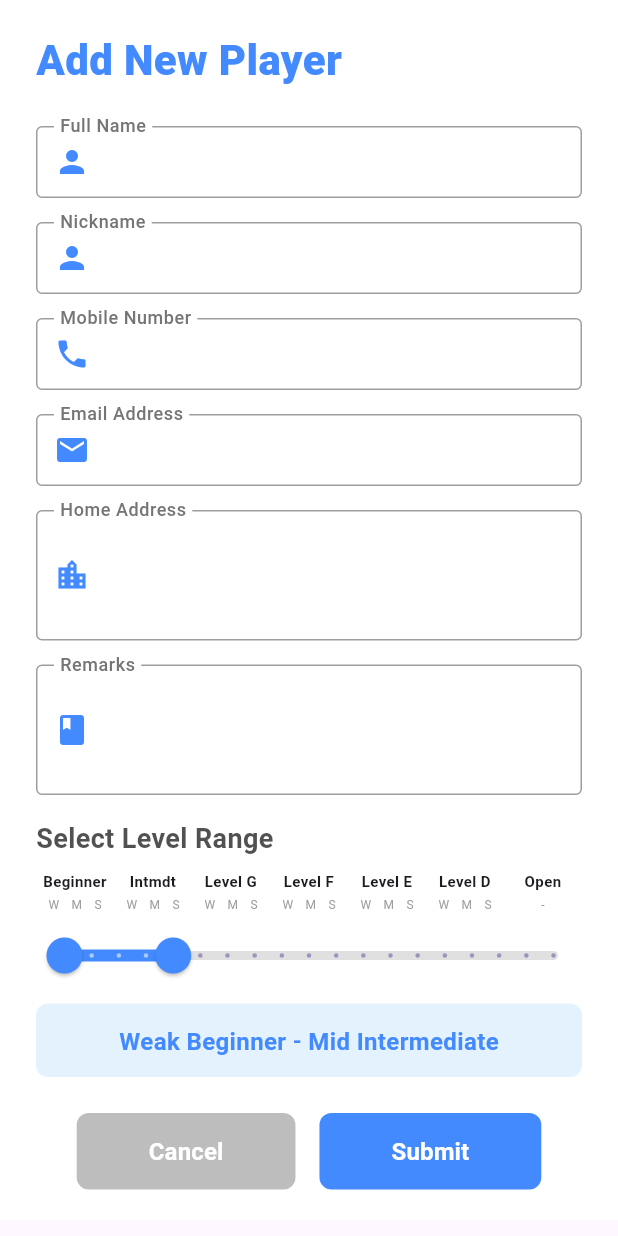
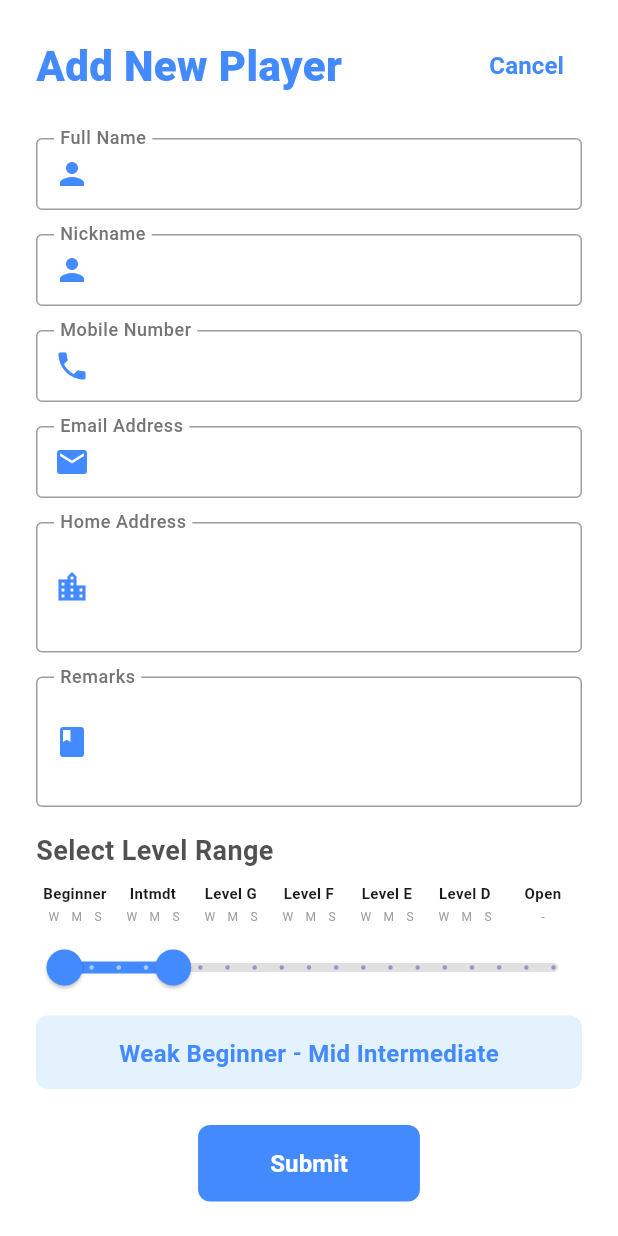
Before and after one commit to Orl-GSD/player_profiles, a Flutter app: the screen it shows after launch, after a tap on "Add Player", on a phone screen of 412 x 824 dp. Run offline on Flutter 3.47's test engine with Material 3 defaults, Android fonts, the phone set to English and light mode, and no system bars; our stand-ins replace shared_preferences.

Commit message:
Added modifications

```diff
--- a/lib/screens/addplayer_screen.dart
+++ b/lib/screens/addplayer_screen.dart
@@ -58,12 +58,13 @@ class _AddPlayerScreenState extends State<AddPlayerScreen> {
       ScaffoldMessenger.of(context).showSnackBar(
         const SnackBar(
           content: Row(
-            spacing: 10,
+            // spacing: 10, // 'spacing' is not a valid property for Row
             children: [
               Icon(
                 Icons.check_circle,
                 color: Colors.white
               ),
+              SizedBox(width: 10), // Use SizedBox for spacing
               Text(
                 'Player added successfully!',
                 style: TextStyle(
@@ -82,12 +83,13 @@ class _AddPlayerScreenState extends State<AddPlayerScreen> {
       ScaffoldMessenger.of(context).showSnackBar(
         const SnackBar(
           content: Row(
-            spacing: 10,
+            // spacing: 10, // 'spacing' is not a valid property for Row
             children: [
               Icon(
                 Icons.error_outline_outlined,
                 color: Colors.white
               ),
+              SizedBox(width: 10), // Use SizedBox for spacing
               Text(
                 'Please fix the errors before submitting.',
                 style: TextStyle(
@@ -117,6 +119,7 @@ class _AddPlayerScreenState extends State<AddPlayerScreen> {
   @override
   Widget build(BuildContext context) {
     return Scaffold(
+      backgroundColor: Colors.white,
       body: SafeArea(
         child: SingleChildScrollView(
           child: Container(
@@ -137,6 +140,12 @@ class _AddPlayerScreenState extends State<AddPlayerScreen> {
                     child: Column(
                       crossAxisAlignment: CrossAxisAlignment.start,
                       children: [
+
+                        // --- MODIFICATION 1: Title and Cancel Button Row ---
+                        Row(
+                          mainAxisAlignment: MainAxisAlignment.spaceBetween,
+                          crossAxisAlignment: CrossAxisAlignment.center,
+                          children: [
                             const Text(
                               'Add New Player',
                               style: TextStyle(
@@ -145,6 +154,21 @@ class _AddPlayerScreenState extends State<AddPlayerScreen> {
                                 color: Colors.blueAccent,
                               ),
                             ),
+                            TextButton(
+                              onPressed: () => Navigator.pop(context),
+                              child: const Text(
+                                'Cancel',
+                                style: TextStyle(
+                                  color: Colors.blueAccent,
+                                  fontSize: 16,
+                                  fontWeight: FontWeight.w600,
+                                ),
+                              ),
+                            ),
+                          ],
+                        ),
+                        // --- END MODIFICATION ---
+
                         const SizedBox(height: 24),
 
                         // Name Input Field
@@ -263,31 +287,11 @@ class _AddPlayerScreenState extends State<AddPlayerScreen> {
 
                         const SizedBox(height: 24),
 
-                        // Actions (Cancel and Submit Buttons)
+                        // --- MODIFICATION 2: Removed Cancel Button ---
                         Row(
                           mainAxisAlignment: MainAxisAlignment.center,
                           children: [
-                            // Cancel Button
-                            TextButton(
-                              onPressed: () => Navigator.pop(context),
-                              style: TextButton.styleFrom(
-                                backgroundColor: Colors.grey[400],
-                                padding: const EdgeInsets.symmetric(
-                                    horizontal: 48, vertical: 14),
-                                shape: RoundedRectangleBorder(
-                                  borderRadius: BorderRadius.circular(8),
-                                ),
-                              ),
-                              child: const Text(
-                                'Cancel',
-                                style: TextStyle(
-                                  color: Colors.white,
-                                  fontSize: 16,
-                                  fontWeight: FontWeight.w600,
-                                ),
-                              ),
-                            ),
-                            const SizedBox(width: 16),
+                            // Cancel Button REMOVED
 
                             // Submit Button
                             TextButton(
--- a/lib/screens/playerprofiles_screen.dart
+++ b/lib/screens/playerprofiles_screen.dart
@@ -84,12 +84,13 @@ class _PlayerProfilesScreenState extends State<PlayerProfilesScreen> {
   Widget build(BuildContext context) {
     return Scaffold(
       backgroundColor: const Color.fromARGB(255, 240, 240, 240),
-      body: SafeArea(
-        child: Column(
+      // --- MODIFIED BODY ---
+      body: Column( // 1. Removed the 'SafeArea(top: false, ...)' wrapper
         children: [
           Container(
             width: double.infinity,
-              padding: const EdgeInsets.symmetric(horizontal: 20, vertical: 24),
+            // 2. Removed vertical padding, kept horizontal
+            padding: const EdgeInsets.symmetric(horizontal: 20),
             decoration: const BoxDecoration(
               color: Colors.white,
               border: Border(
@@ -99,9 +100,14 @@ class _PlayerProfilesScreenState extends State<PlayerProfilesScreen> {
                 ),
               ),
             ),
+            // 3. Add a new SafeArea here to wrap the header's content
+            child: SafeArea(
+              bottom: false, // We only want the top padding
+              // 4. Add your vertical padding back INSIDE the SafeArea
+              child: Padding(
+                padding: const EdgeInsets.symmetric(vertical: 24),
                 child: Column(
                   children: [
-
                     // Top Bar
                     Row(
                       mainAxisAlignment: MainAxisAlignment.spaceBetween,
@@ -184,6 +190,8 @@ class _PlayerProfilesScreenState extends State<PlayerProfilesScreen> {
                   ],
                 ),
               ),
+            ),
+          ),
 
           // Search bar filters players and updates UI
           Expanded(
@@ -208,7 +216,6 @@ class _PlayerProfilesScreenState extends State<PlayerProfilesScreen> {
           ),
         ],
       ),
-      ),
     );
   }
 }
--- a/lib/screens/usersettings_screen.dart
+++ b/lib/screens/usersettings_screen.dart
@@ -88,8 +88,16 @@ class _UserSettingsScreenState extends State<UserSettingsScreen> {
   @override
   Widget build(BuildContext context) {
     return Scaffold(
+      backgroundColor: Colors.white,
       appBar: AppBar(
-        title: const Text('User Settings'),
+        backgroundColor: Colors.white,
+        title: const Text('User Settings',
+        style: TextStyle(
+            fontSize: 28,
+            fontWeight: FontWeight.w800,
+            color: Colors.blueAccent,
+          ),
+        ),
         // Add a save button to the app bar
         actions: [
           TextButton(
--- a/lib/screens/viewgame_screen.dart
+++ b/lib/screens/viewgame_screen.dart
@@ -11,7 +11,7 @@ class ViewGameScreen extends StatelessWidget {
 
   @override
   Widget build(BuildContext context) {
-    final currencyFormat = NumberFormat.currency(locale: 'en_US', symbol: '\$');
+    final currencyFormat = NumberFormat.currency(locale: 'en_PH', symbol: '₱');
 
     return Scaffold(
       appBar: AppBar(
--- a/lib/widgets/game_card.dart
+++ b/lib/widgets/game_card.dart
@@ -110,16 +110,34 @@ class GameCard extends StatelessWidget {
               // --- Show schedule info if it exists ---
                   if (game.schedules.isNotEmpty) ...[
                     const Divider(height: 20),
+
+                    // Always show the first schedule
                     InfoChip(
                       icon: Icons.calendar_today_outlined,
-                  text: '${game.schedules.first.dateString} (${game.schedules.first.timeRangeString})',
+                      text:
+                          '${game.schedules[0].dateString} (${game.schedules[0].timeRangeString})',
                     ),
-                if (game.schedules.length > 1)
+
+                    // Show the second schedule if it exists
+                    if (game.schedules.length >= 2)
+                      Padding(
+                        padding: const EdgeInsets.only(
+                            top: 4), // Indent second line
+                        child: InfoChip(
+                          icon: Icons.calendar_today_outlined,
+                          text:
+                              '${game.schedules[1].dateString} (${game.schedules[1].timeRangeString})',
+                        ),
+                      ),
+
+                    // Show "+ more" text if there are MORE than 2 schedules
+                    if (game.schedules.length > 2)
                       Padding(
                         padding: const EdgeInsets.only(left: 22, top: 4),
                         child: Text(
-                      '+ ${game.schedules.length - 1} more...',
-                      style: const TextStyle(fontSize: 12, color: Colors.black54),
+                          '+ ${game.schedules.length - 2} more...', // Changed to -2
+                          style: const TextStyle(
+                              fontSize: 12, color: Colors.black54),
                         ),
                       ),
                   ]
--- a/lib/widgets/navbar.dart
+++ b/lib/widgets/navbar.dart
@@ -19,7 +19,7 @@ class _NavBar extends State<NavBar> {
   int _selectedIndex = 0;
 
   // The list of screens that correspond to the tabs
-  static const List<Widget> _screens = <Widget>[
+  final List<Widget> _screens = <Widget>[
     PlayerProfilesScreen(),
     GamesScreen(),
     UserSettingsScreen(),
@@ -36,7 +36,10 @@ class _NavBar extends State<NavBar> {
   Widget build(BuildContext context) {
     return Scaffold(
       // The body is set to the currently selected screen
-      body: _screens[_selectedIndex],
+      body: IndexedStack(
+        index: _selectedIndex,
+        children: _screens,
+      ),
 
       // This is the bottom navigation bar
       bottomNavigationBar: BottomNavigationBar(
@@ -56,7 +59,9 @@ class _NavBar extends State<NavBar> {
         ],
         currentIndex: _selectedIndex,    // Highlights the current tab
         selectedItemColor: Colors.blueAccent, // Color for the active tab
-        onTap: _onItemTapped,           // Calls our function on tap
+        onTap: _onItemTapped,
+        backgroundColor: Colors.white,
+        unselectedItemColor: Colors.grey[600],           // Calls our function on tap
       ),
     );
   }
```
Also changed, not shown: lib/screens/addgame_screen.dart (+14 -2 lines). Lines whose indentation alone changed are shown as unchanged.
